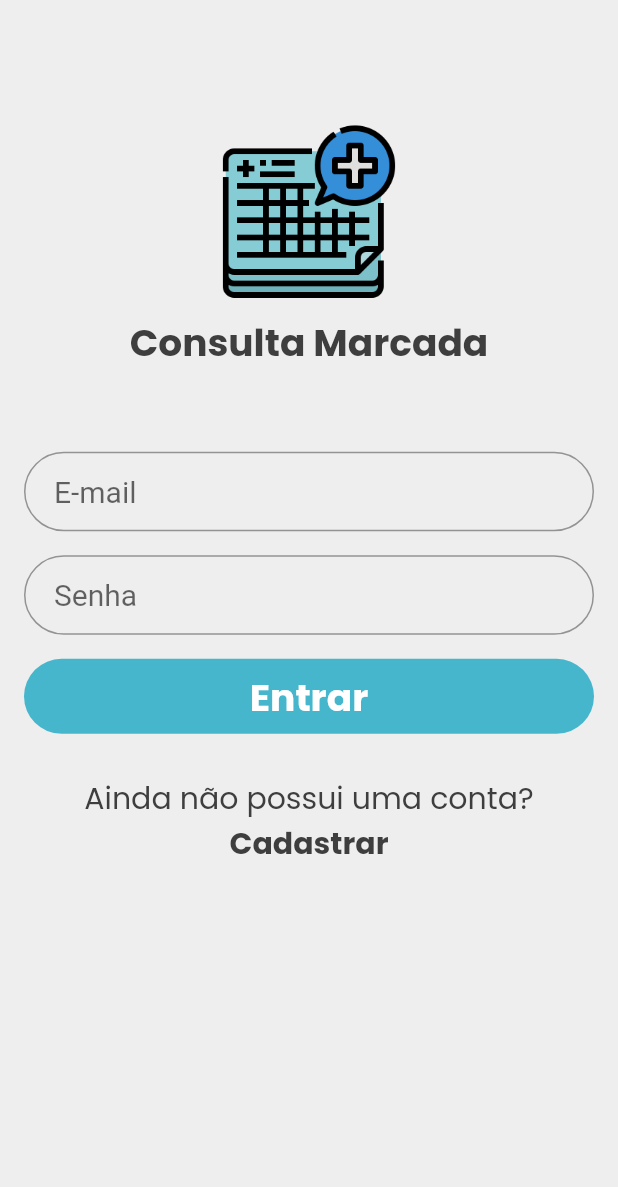
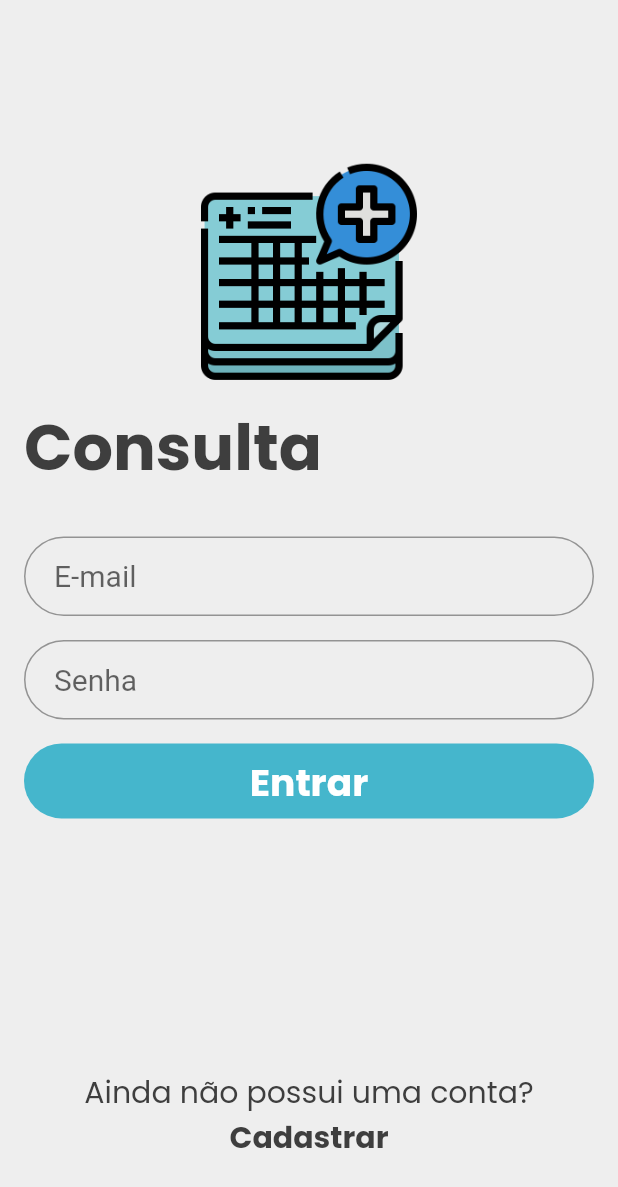
Before and after one commit to 27joseaquino/consulta-marcada, a Flutter app: the screen it shows after launch, on a phone screen of 412 x 824 dp. Shown: the top 1187 px of the screen. Run offline on Flutter 3.47's test engine with Material 2 defaults, Android fonts, the phone set to English and light mode, and no system bars.

Commit message:
Fix: Responsividade na pagina de login

```diff
--- a/lib/ui/pages/user/login_page.dart
+++ b/lib/ui/pages/user/login_page.dart
@@ -23,8 +23,19 @@ class _LoginPageState extends State<LoginPage> {
       body: Container(
         height: size.height,
         width: size.width,
-        padding: EdgeInsets.all(16),
+        padding: EdgeInsets.only(top: 16, left: 16, right: 16),
         child: LayoutBuilder(builder: (context, constrainsts) {
+          return Visibility(
+            visible: size.height >= 640,
+            child: verticalScreen(constrainsts, context),
+            replacement: horizontalScreen(constrainsts, context),
+          );
+        }),
+      ),
+    );
+  }
+
+  Column verticalScreen(BoxConstraints constrainsts, BuildContext context) {
     return Column(
       crossAxisAlignment: CrossAxisAlignment.center,
       mainAxisAlignment: MainAxisAlignment.center,
@@ -35,26 +46,73 @@ class _LoginPageState extends State<LoginPage> {
         ),
         loginForm(
           context,
-                height: constrainsts.maxHeight * .65,
+          height: constrainsts.maxHeight * .45,
           width: constrainsts.maxWidth,
+        ),
+        Visibility(
+          visible: constrainsts.maxHeight > 388,
+          child: pushRegisterPage(
+            context,
+            height: constrainsts.maxHeight * .2,
+            width: constrainsts.maxWidth,
+          ),
+          replacement: SizedBox(),
         ),
       ],
     );
-        }),
+  }
+
+  Column horizontalScreen(
+    BoxConstraints constrainsts,
+    BuildContext context,
+  ) {
+    return Column(
+      crossAxisAlignment: CrossAxisAlignment.center,
+      mainAxisAlignment: MainAxisAlignment.center,
+      children: [
+        Container(
+          padding: EdgeInsets.only(top: 16),
+          height: constrainsts.maxHeight * .8,
+          width: constrainsts.maxWidth,
+          child: Row(
+            crossAxisAlignment: CrossAxisAlignment.center,
+            mainAxisAlignment: MainAxisAlignment.spaceAround,
+            children: <Widget>[
+              logoConsultaMarcada(
+                height: constrainsts.maxHeight * .35,
+                width: constrainsts.maxWidth * .4,
               ),
+              loginForm(
+                context,
+                height: constrainsts.maxHeight * .65,
+                width: constrainsts.maxWidth * .6,
+              ),
+            ],
+          ),
+        ),
+        Visibility(
+          visible: constrainsts.maxHeight >= 344,
+          child: pushRegisterPage(
+            context,
+            height: constrainsts.maxHeight * .2,
+            width: constrainsts.maxWidth,
+          ),
+          replacement: SizedBox(),
+        ),
+      ],
     );
   }
 
   Visibility logoConsultaMarcada({double height, double width}) {
     return Visibility(
-      visible: height > 59,
+      visible: height > 90,
       child: Container(
         padding: EdgeInsets.only(top: 10),
         height: height,
         width: width,
         child: LogoConsultaMarcada(
-          fontSize: 25,
-          height: height * .5,
+          fontSize: height * .15,
+          height: height * .6,
           width: width,
         ),
       ),
@@ -83,17 +141,20 @@ class _LoginPageState extends State<LoginPage> {
             width: double.infinity,
             onPressed: _onClickLogin,
           ),
-          pushRegisterPage(context),
         ],
       ),
     );
   }
 
-  InkWell pushRegisterPage(BuildContext context) {
+  InkWell pushRegisterPage(
+    BuildContext context, {
+    double height,
+    double width,
+  }) {
     return InkWell(
-      child: Container(
-        margin: EdgeInsets.only(top: 20),
       child: Column(
+        crossAxisAlignment: CrossAxisAlignment.center,
+        mainAxisAlignment: MainAxisAlignment.center,
         children: [
           CustomText(
             fontSize: 20,
@@ -110,7 +171,6 @@ class _LoginPageState extends State<LoginPage> {
           ),
         ],
       ),
-      ),
       onTap: () => push(context, RegisterPage(), replace: true),
     );
   }
```
Lines whose indentation alone changed are shown as unchanged.
